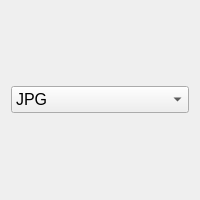
n00bcybot/easywatermark, file Convert/UI/convert_ui.ui: the form before one commit.
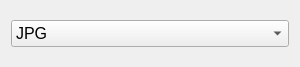
The form after the commit.

The edit to the form file:
```diff
--- a/Convert/UI/convert_ui.ui
+++ b/Convert/UI/convert_ui.ui
@@ -6,10 +6,16 @@
    <rect>
     <x>0</x>
     <y>0</y>
-    <width>200</width>
-    <height>200</height>
+    <width>300</width>
+    <height>67</height>
    </rect>
   </property>
+  <property name="minimumSize">
+   <size>
+    <width>300</width>
+    <height>50</height>
+   </size>
+  </property>
   <property name="font">
    <font>
     <pointsize>12</pointsize>
@@ -19,6 +25,9 @@
    <string>Form</string>
   </property>
   <layout class="QVBoxLayout" name="vl_convert">
+   <property name="sizeConstraint">
+    <enum>QLayout::SizeConstraint::SetDefaultConstraint</enum>
+   </property>
    <item>
     <widget class="QComboBox" name="cb_convert">
      <property name="editable">
```
